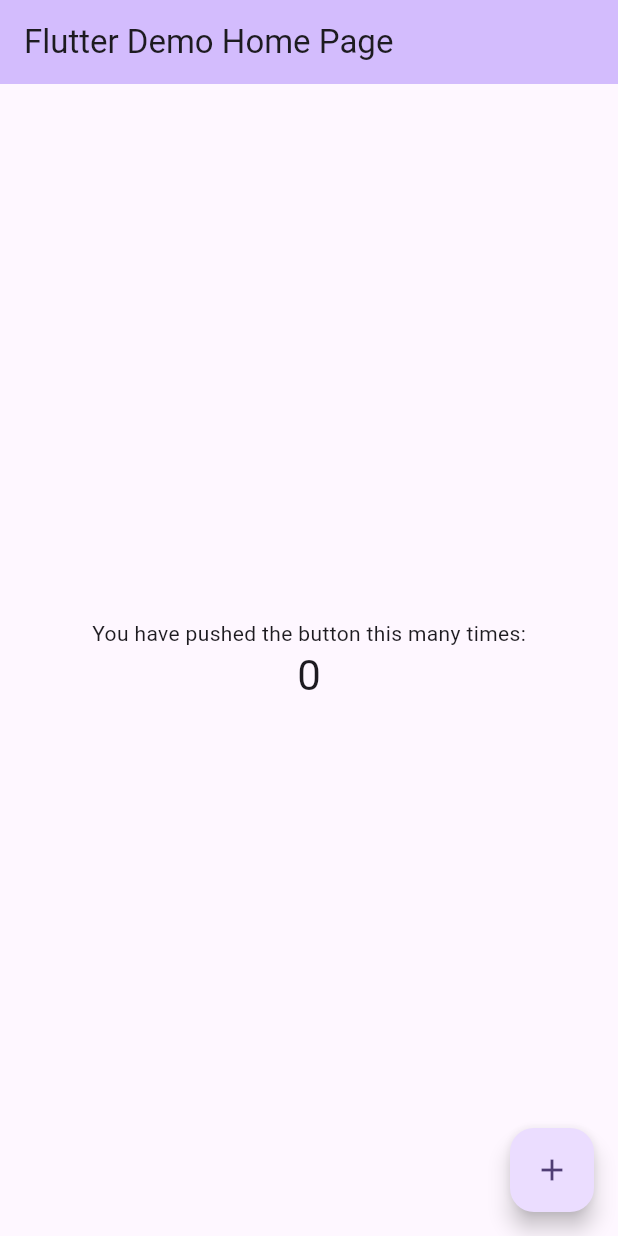
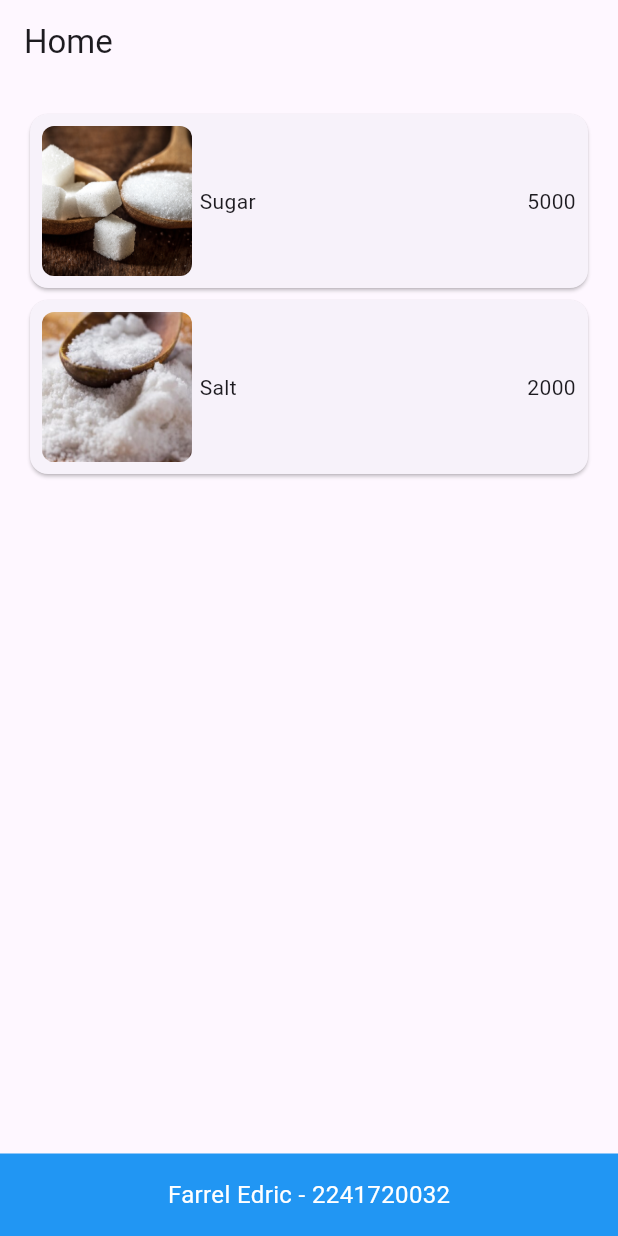
Before and after one commit to FarrelEdric/2241720032_FarrelEdricMobile, a Flutter app: the screen it shows after launch, on a phone screen of 412 x 824 dp. Run offline on Flutter 3.47's test engine with Material 3 defaults, Android fonts, the phone set to English and light mode, and no system bars; our stand-ins replace go_router.

Commit message:
fix belanja

```diff
--- /dev/null
+++ b/PERTEMUAN 6/belanja/lib/footer/footer.dart
@@ -0,0 +1,25 @@
+import 'package:flutter/material.dart';
+
+class Footer extends StatelessWidget {
+  const Footer({Key? key}) : super(key: key);
+
+  @override
+  Widget build(BuildContext context) {
+    return Container(
+      padding: const EdgeInsets.all(16.0),
+      color: Colors.blue,
+      child: const Row(
+        mainAxisAlignment: MainAxisAlignment.center,
+        children: [
+          Text(
+            "Farrel Edric - 2241720032",
+            style: TextStyle(
+              color: Colors.white,
+              fontSize: 16.0,
+            ),
+          ),
+        ],
+      ),
+    );
+  }
+}
--- a/PERTEMUAN 6/belanja/lib/main.dart
+++ b/PERTEMUAN 6/belanja/lib/main.dart
@@ -1,125 +1,42 @@
+import 'package:belanja/pages/home_pages.dart';
+import 'package:belanja/pages/item_pages.dart';
+import 'package:belanja/models/item.dart';
 import 'package:flutter/material.dart';
+import 'package:go_router/go_router.dart';
 
 void main() {
-  runApp(const MyApp());
+  final GoRouter _router = GoRouter(
+    routes: [
+      GoRoute(
+        path: '/',
+        builder: (context, state) => HomePage(),
+      ),
+      GoRoute(
+        path: '/item',
+        builder: (context, state) {
+          final item = state.extra as Item;
+          return ItemPage(item: item);
+        },
+      ),
+    ],
+  );
+
+  runApp(MyApp(router: _router));
 }
 
 class MyApp extends StatelessWidget {
-  const MyApp({super.key});
+  final GoRouter router;
 
-  // This widget is the root of your application.
+  const MyApp({required this.router, Key? key}) : super(key: key);
+
   @override
   Widget build(BuildContext context) {
-    return MaterialApp(
+    return MaterialApp.router(
+      routerConfig: router,
       title: 'Flutter Demo',
       theme: ThemeData(
-        // This is the theme of your application.
-        //
-        // TRY THIS: Try running your application with "flutter run". You'll see
-        // the application has a purple toolbar. Then, without quitting the app,
-        // try changing the seedColor in the colorScheme below to Colors.green
-        // and then invoke "hot reload" (save your changes or press the "hot
-        // reload" button in a Flutter-supported IDE, or press "r" if you used
-        // the command line to start the app).
-        //
-        // Notice that the counter didn't reset back to zero; the application
-        // state is not lost during the reload. To reset the state, use hot
-        // restart instead.
-        //
-        // This works for code too, not just values: Most code changes can be
-        // tested with just a hot reload.
-        colorScheme: ColorScheme.fromSeed(seedColor: Colors.deepPurple),
-        useMaterial3: true,
+        primarySwatch: Colors.blue,
       ),
-      home: const MyHomePage(title: 'Flutter Demo Home Page'),
     );
   }
 }
-
-class MyHomePage extends StatefulWidget {
-  const MyHomePage({super.key, required this.title});
-
-  // This widget is the home page of your application. It is stateful, meaning
-  // that it has a State object (defined below) that contains fields that affect
-  // how it looks.
-
-  // This class is the configuration for the state. It holds the values (in this
-  // case the title) provided by the parent (in this case the App widget) and
-  // used by the build method of the State. Fields in a Widget subclass are
-  // always marked "final".
-
-  final String title;
-
-  @override
-  State<MyHomePage> createState() => _MyHomePageState();
-}
-
-class _MyHomePageState extends State<MyHomePage> {
-  int _counter = 0;
-
-  void _incrementCounter() {
-    setState(() {
-      // This call to setState tells the Flutter framework that something has
-      // changed in this State, which causes it to rerun the build method below
-      // so that the display can reflect the updated values. If we changed
-      // _counter without calling setState(), then the build method would not be
-      // called again, and so nothing would appear to happen.
-      _counter++;
-    });
-  }
-
-  @override
-  Widget build(BuildContext context) {
-    // This method is rerun every time setState is called, for instance as done
-    // by the _incrementCounter method above.
-    //
-    // The Flutter framework has been optimized to make rerunning build methods
-    // fast, so that you can just rebuild anything that needs updating rather
-    // than having to individually change instances of widgets.
-    return Scaffold(
-      appBar: AppBar(
-        // TRY THIS: Try changing the color here to a specific color (to
-        // Colors.amber, perhaps?) and trigger a hot reload to see the AppBar
-        // change color while the other colors stay the same.
-        backgroundColor: Theme.of(context).colorScheme.inversePrimary,
-        // Here we take the value from the MyHomePage object that was created by
-        // the App.build method, and use it to set our appbar title.
-        title: Text(widget.title),
-      ),
-      body: Center(
-        // Center is a layout widget. It takes a single child and positions it
-        // in the middle of the parent.
-        child: Column(
-          // Column is also a layout widget. It takes a list of children and
-          // arranges them vertically. By default, it sizes itself to fit its
-          // children horizontally, and tries to be as tall as its parent.
-          //
-          // Column has various properties to control how it sizes itself and
-          // how it positions its children. Here we use mainAxisAlignment to
-          // center the children vertically; the main axis here is the vertical
-          // axis because Columns are vertical (the cross axis would be
-          // horizontal).
-          //
-          // TRY THIS: Invoke "debug painting" (choose the "Toggle Debug Paint"
-          // action in the IDE, or press "p" in the console), to see the
-          // wireframe for each widget.
-          mainAxisAlignment: MainAxisAlignment.center,
-          children: <Widget>[
-            const Text(
-              'You have pushed the button this many times:',
-            ),
-            Text(
-              '$_counter',
-              style: Theme.of(context).textTheme.headlineMedium,
-            ),
-          ],
-        ),
-      ),
-      floatingActionButton: FloatingActionButton(
-        onPressed: _incrementCounter,
-        tooltip: 'Increment',
-        child: const Icon(Icons.add),
-      ), // This trailing comma makes auto-formatting nicer for build methods.
-    );
-  }
-}
--- /dev/null
+++ b/PERTEMUAN 6/belanja/lib/models/item.dart
@@ -0,0 +1,14 @@
+class Item {
+  String name;
+  String image;
+  int stok;
+  int price;
+  double rating;
+
+  Item(
+      {required this.name,
+      required this.price,
+      required this.stok,
+      required this.rating,
+      required this.image});
+}
--- /dev/null
+++ b/PERTEMUAN 6/belanja/lib/pages/home_pages.dart
@@ -0,0 +1,101 @@
+import 'package:belanja/footer/footer.dart';
+import 'package:belanja/models/item.dart';
+import 'package:flutter/material.dart';
+import 'package:go_router/go_router.dart';
+
+class HomePage extends StatelessWidget {
+  HomePage({Key? key}) : super(key: key);
+
+  final List<Item> items = [
+    Item(
+        name: "Sugar",
+        price: 5000,
+        stok: 10,
+        rating: 4.5,
+        image: "assets/images/gula.png"),
+    Item(
+        name: "Salt",
+        price: 2000,
+        stok: 20,
+        rating: 4.0,
+        image: "assets/images/garam.png")
+  ];
+
+  @override
+  Widget build(BuildContext context) {
+    return Scaffold(
+      appBar: AppBar(
+        title: const Text("Home"),
+      ),
+      body: Container(
+        margin: const EdgeInsets.all(8),
+        child: _buildItemList(context),
+      ),
+      bottomNavigationBar: const Footer(),
+    );
+  }
+
+  Widget _buildItemList(BuildContext context) {
+    return ListView.builder(
+      padding: const EdgeInsets.all(8),
+      itemCount: items.length,
+      itemBuilder: (context, index) {
+        final item = items[index];
+        return _buildItemCard(context, item);
+      },
+    );
+  }
+
+  Widget _buildItemCard(BuildContext context, Item item) {
+    return InkWell(
+      onTap: () {
+        context.go('/item', extra: item);
+      },
+      child: Card(
+        child: Container(
+          margin: const EdgeInsets.all(8),
+          child: Row(
+            children: [
+              _buildItemImage(item),
+              _buildItemDetails(item),
+              _buildItemPrice(item),
+            ],
+          ),
+        ),
+      ),
+    );
+  }
+
+  Widget _buildItemImage(Item item) {
+    return Hero(
+      tag: item.name,
+      child: ClipRRect(
+        borderRadius: BorderRadius.circular(8),
+        child: Image.asset(
+          item.image,
+          width: 100,
+          height: 100,
+          fit: BoxFit.cover,
+        ),
+      )
+    );
+  }
+
+  Widget _buildItemDetails(Item item) {
+    return Expanded(
+      child: Container(
+        margin: const EdgeInsets.only(left: 5),
+        child: Text(item.name),
+      ),
+    );
+  }
+
+  Widget _buildItemPrice(Item item) {
+    return Expanded(
+      child: Text(
+        item.price.toString(),
+        textAlign: TextAlign.end,
+      ),
+    );
+  }
+}
--- a/PERTEMUAN 6/belanja/pubspec.yaml
+++ b/PERTEMUAN 6/belanja/pubspec.yaml
@@ -31,10 +31,10 @@ dependencies:
   flutter:
     sdk: flutter
 
-
   # The following adds the Cupertino Icons font to your application.
   # Use with the CupertinoIcons class for iOS style icons.
   cupertino_icons: ^1.0.8
+  go_router: ^14.3.0
 
 dev_dependencies:
   flutter_test:
@@ -52,7 +52,9 @@ dev_dependencies:
 
 # The following section is specific to Flutter packages.
 flutter:
-
+  assets:
+    - assets/images/garam.png
+    - assets/images/gula.png
   # The following line ensures that the Material Icons font is
   # included with your application, so that you can use the icons in
   # the material Icons class.
```
Also changed, not shown: PERTEMUAN 6/belanja/lib/pages/item_pages.dart (added, +96 -0 lines), PERTEMUAN 6/belanja/assets/images/garam.png (added), PERTEMUAN 6/belanja/assets/images/gula.png (added), PERTEMUAN 6/belanja/assets/images/tugas2.png (added), PERTEMUAN 6/belanja/pubspec.lock, 1 other file.
